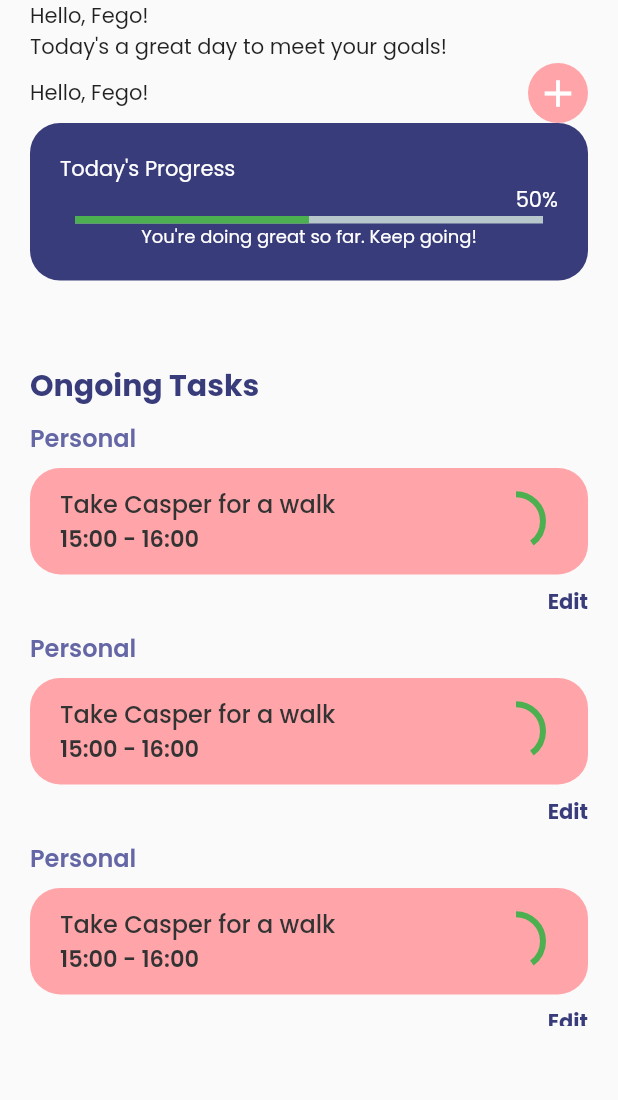
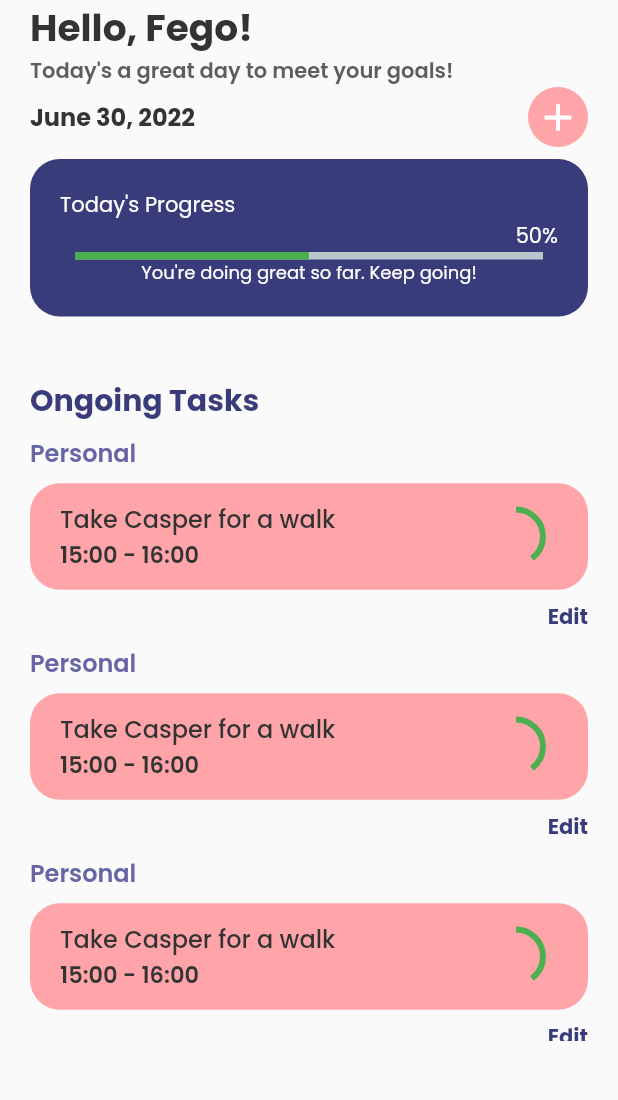
Before and after one commit to MJdugule/mind_pal, a Flutter app: the screen it shows after launch, on a phone screen of 412 x 824 dp, the part 84-1184 px from its top. Run offline on Flutter 3.47's test engine with Material 2 defaults, Android fonts, the light colour scheme and no system bars; drawn by our look-alikes of percent_indicator; our stand-ins replace google_fonts, shared_preferences, smooth_page_indicator.

```diff
--- a/lib/screens/home/home.dart
+++ b/lib/screens/home/home.dart
@@ -64,12 +64,35 @@ class _HomeScreenState extends State<HomeScreen> {
           child: Column(
             crossAxisAlignment: CrossAxisAlignment.start,
             children: [
-              Text('Hello, Fego!'),
-              Text('Today\'s a great day to meet your goals!'),
-              Row(
+              const Text(
+                'Hello, Fego!',
+                style: TextStyle(
+                  fontSize: 25,
+                  fontWeight: FontWeight.w700,
+                  color: blackText,
+                ),
+              ),
+              const Text(
+                'Today\'s a great day to meet your goals!',
+                style: TextStyle(
+                  fontSize: 14,
+                  fontWeight: FontWeight.w600,
+                  color: greyText,
+                ),
+              ),
+              Padding(
+                padding: const EdgeInsets.only(bottom: 8.0),
+                child: Row(
                   mainAxisAlignment: MainAxisAlignment.spaceBetween,
                   children: [
-                  Text('Hello, Fego!'),
+                    const Text(
+                      'June 30, 2022',
+                      style: TextStyle(
+                        fontSize: 16,
+                        fontWeight: FontWeight.w700,
+                        color: blackText,
+                      ),
+                    ),
                     CircleAvatar(
                       backgroundColor: redMenuBox,
                       child: InkWell(
@@ -88,18 +111,19 @@ class _HomeScreenState extends State<HomeScreen> {
                     )
                   ],
                 ),
+              ),
               const HomeBox(
                   color: purpleText,
                   text: 'You\'re doing great so far. Keep going!'),
               SizedBox(
-                height: ResConfig.screenHeight / 15,
+                height: ResConfig.screenHeight / 20,
               ),
               const Text(
                 'Ongoing Tasks',
                 style: TextStyle(
                     fontWeight: FontWeight.w700,
                     color: purpleText,
-                    fontSize: 20),
+                    fontSize: 20,),
               ),
               Container(
                 height: ResConfig.screenHeight / 2,
--- a/lib/shared_constants/colours.dart
+++ b/lib/shared_constants/colours.dart
@@ -18,3 +18,4 @@ const purpleMenuBox = Color(0xFFE3B5FF);
 const creamMenuBox = Color(0xFFFFE79F);
 const buttonTextColor = Color(0xFFFBEBDF);
 const dividerColor = Color(0xFF000000);
+const digitalBox = Color(0xFFFEF8F4);
```
Also changed, not shown: lib/screens/home/bucket_list/bucket_congrats.dart (added, +50 -0 lines), lib/screens/home/bucket_list/bucket_digital.dart (added, +94 -0 lines), lib/screens/home/menu.dart (+16 -8 lines), lib/shared_constants/widgets.dart (+116 -0 lines), assets/images/bucket_congrats.png (added), assets/images/bucket_welcome.png (added), assets/images/shared_congrats.png (added), assets/images/shared_welcome.png (added). Lines whose indentation alone changed are shown as unchanged.
